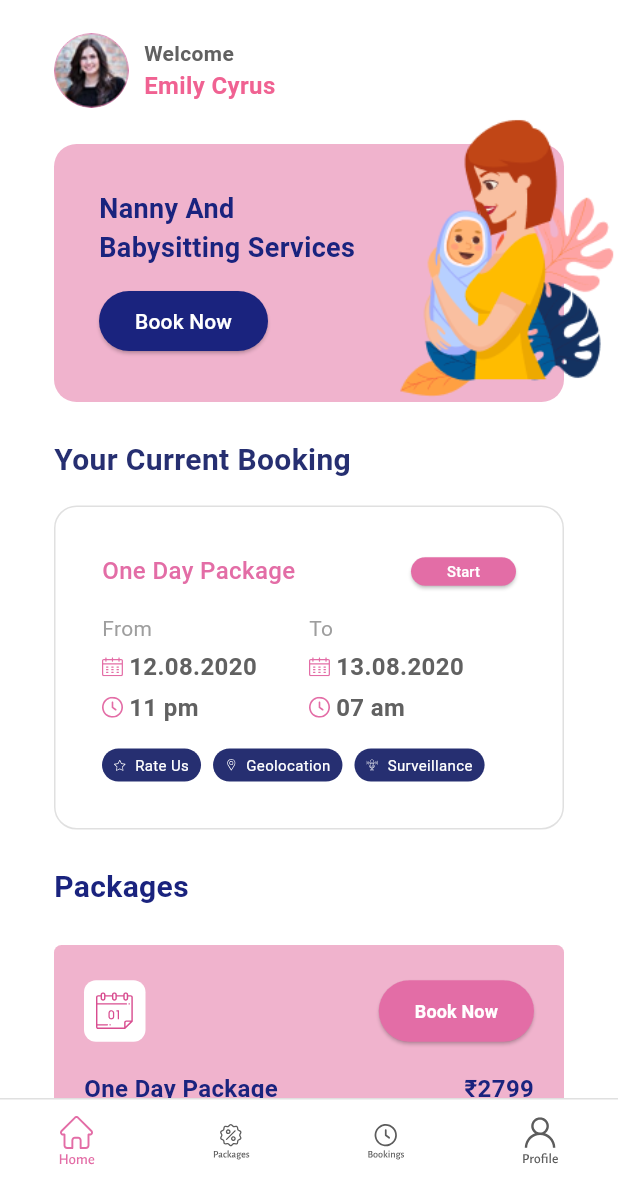
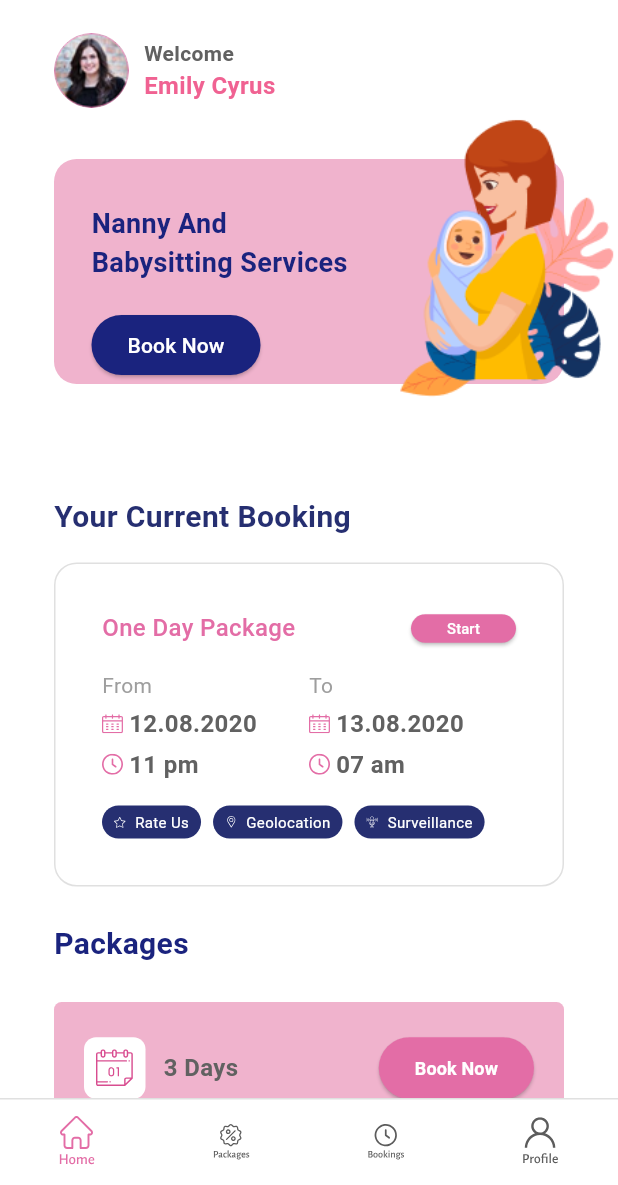
Before and after one commit to ramganesh-123/cartgreek_task, a Flutter app: the screen it shows after launch, on a phone screen of 412 x 824 dp, the part 51-1236 px from its top. Run offline on Flutter 3.47's test engine with Material 3 defaults, Android fonts, the phone set to English and light mode, and no system bars; drawn by our look-alikes of flutter_advanced_drawer; our stand-ins replace flutter_svg, get; Roboto replaces fonts that are missing (AlegreyaSans).

Commit message:
services changed2

```diff
--- a/lib/home_page.dart
+++ b/lib/home_page.dart
@@ -77,7 +77,7 @@ class _HomeScreenState extends State<HomeScreen> {
                       crossAxisAlignment: CrossAxisAlignment.start,
                       children: [
                         const WelcomeHeader(),
-                        const SizedBox(height: 24),
+                        const SizedBox(height: 34),
                         const Services(),
                         const SizedBox(height: 24),
                         Text(
--- a/lib/widgets/listofpackages.dart
+++ b/lib/widgets/listofpackages.dart
@@ -12,63 +12,63 @@ class ListOfPackages extends StatelessWidget {
     //   {'name': 'Gold Package', 'price': 200, 'duration': '5 Days'},
     //   {'name': 'Platinum Package', 'price': 300, 'duration': '7 Days'},
     // ];
+    // final List<Map<String, dynamic>> packages = [
+    //   {
+    //     'name': 'One Day Package',
+    //     'price': '2799',
+    //     // 'color': AppColors.nine,
+    //     // 'duration': '1 Day',
+    //     'description':
+    //         'Lorem ipsum dolor sit amet, consetetur sadipscing elitr, sed diam nonumy eirmod tempor invidunt ut labore et dolore magna aliquyam'
+    //   },
+    //   {
+    //     'name': 'Three Day Package',
+    //     'price': '7999',
+    //     // 'color': AppColors.eight,
+    //     // 'duration': '3 Days', // Added missing duration
+    //     'description':
+    //         'Lorem ipsum dolor sit amet, consetetur sadipscing elitr, sed diam nonumy eirmod tempor invidunt ut labore et dolore magna aliquyam'
+    //   },
+    //   {
+    //     'name': 'Five Day Package',
+    //     'price': '12999',
+    //     // 'color': AppColors.nine,
+    //     // 'duration': '5 Days', // Added missing duration
+    //     'description':
+    //         'Lorem ipsum dolor sit amet, consetetur sadipscing elitr, sed diam nonumy eirmod tempor invidunt ut labore et dolore magna aliquyam'
+    //   },
+    //   {
+    //     'name': 'Weekend Package',
+    //     'price': '5999',
+    //     // 'color': AppColors.eight,
+    //     //'duration': '2 Days',
+    //     'description':
+    //         'Lorem ipsum dolor sit amet, consetetur sadipscing elitr, sed diam nonumy eirmod tempor invidunt ut labore et dolore magna aliquyam'
+    //   },
+    // ];
     final List<Map<String, dynamic>> packages = [
       {
-        'name': 'One Day Package',
-        'price': '2799',
-        // 'color': AppColors.nine,
-        // 'duration': '1 Day',
-        'description':
-            'Lorem ipsum dolor sit amet, consetetur sadipscing elitr, sed diam nonumy eirmod tempor invidunt ut labore et dolore magna aliquyam'
+        'id': 1,
+        'name': 'Silver Package',
+        'price': 100,
+        'duration': '3 Days',
+        'description': 'A budget-friendly package for a short trip.'
       },
       {
-        'name': 'Three Day Package',
-        'price': '7999',
-        // 'color': AppColors.eight,
-        // 'duration': '3 Days', // Added missing duration
-        'description':
-            'Lorem ipsum dolor sit amet, consetetur sadipscing elitr, sed diam nonumy eirmod tempor invidunt ut labore et dolore magna aliquyam'
+        'id': 2,
+        'name': 'Gold Package',
+        'price': 200,
+        'duration': '5 Days',
+        'description': 'A balanced package for a medium-length trip.'
       },
       {
-        'name': 'Five Day Package',
-        'price': '12999',
-        // 'color': AppColors.nine,
-        // 'duration': '5 Days', // Added missing duration
-        'description':
-            'Lorem ipsum dolor sit amet, consetetur sadipscing elitr, sed diam nonumy eirmod tempor invidunt ut labore et dolore magna aliquyam'
-      },
-      {
-        'name': 'Weekend Package',
-        'price': '5999',
-        // 'color': AppColors.eight,
-        //'duration': '2 Days',
-        'description':
-            'Lorem ipsum dolor sit amet, consetetur sadipscing elitr, sed diam nonumy eirmod tempor invidunt ut labore et dolore magna aliquyam'
-      },
+        'id': 3,
+        'name': 'Platinum Package',
+        'price': 300,
+        'duration': '7 Days',
+        'description': 'A premium package for an extended vacation.'
+      }
     ];
-    // final List<Map<String, dynamic>> packages = [
-    //   {
-    //     'id': 1,
-    //     'name': 'Silver Package',
-    //     'price': 100,
-    //     'duration': '3 Days',
-    //     'description': 'A budget-friendly package for a short trip.'
-    //   },
-    //   {
-    //     'id': 2,
-    //     'name': 'Gold Package',
-    //     'price': 200,
-    //     'duration': '5 Days',
-    //     'description': 'A balanced package for a medium-length trip.'
-    //   },
-    //   {
-    //     'id': 3,
-    //     'name': 'Platinum Package',
-    //     'price': 300,
-    //     'duration': '7 Days',
-    //     'description': 'A premium package for an extended vacation.'
-    //   }
-    // ];
 
     return ListView.builder(
       shrinkWrap: true,
--- a/lib/widgets/services.dart
+++ b/lib/widgets/services.dart
@@ -5,33 +5,27 @@ class Services extends StatelessWidget {
   const Services({super.key});
   @override
   Widget build(BuildContext context) {
-    return Container(
-      padding: const EdgeInsets.symmetric(vertical: 30, horizontal: 30),
+    return Stack(
+      clipBehavior: Clip.none,
+      children: [
+        const SizedBox(
+          width: 600,
+          height: 200,
+        ),
+        SizedBox(
+          height: 150,
+          width: double.infinity,
+          child: Container(
             decoration: BoxDecoration(
               color: AppColors.seventh,
               borderRadius: BorderRadius.circular(15),
             ),
-      child: Stack(
-        clipBehavior: Clip.none,
-        children: [
-          const SizedBox(
-            height: 80,
+          ),
         ),
         Positioned(
-            right: -70,
-            top: -55,
-            child: Image.asset(
-              'assets/Group 3750.png',
-              height: 210,
-            ),
-          ),
-          Row(
-            crossAxisAlignment: CrossAxisAlignment.center,
-            children: [
-              Column(
-                crossAxisAlignment: CrossAxisAlignment.start,
-                children: [
-                  Text(
+          left: 25,
+          top: 30,
+          child: Text(
             'Nanny And\nBabysitting Services',
             style: TextStyle(
               fontFamily: 'AlegreyaSans',
@@ -40,8 +34,11 @@ class Services extends StatelessWidget {
               fontWeight: FontWeight.bold,
             ),
           ),
-                  const SizedBox(height: 12),
-                  ElevatedButton(
+        ),
+        Positioned(
+          left: 25,
+          top: 100,
+          child: ElevatedButton(
             onPressed: () {},
             style: ElevatedButton.styleFrom(
               backgroundColor: Colors.indigo[900],
@@ -54,13 +51,57 @@ class Services extends StatelessWidget {
               style: TextStyle(color: Colors.white),
             ),
           ),
-                ],
         ),
-              const SizedBox(width: 80),
-            ],
+        Positioned(
+          right: -40,
+          top: -35,
+          child: Image.asset(
+            'assets/Group 3750.png',
+            height: 210,
+          ),
         ),
       ],
-      ),
     );
   }
 }
+// Positioned(
+        //   right: -70,
+        //   top: -55,
+        //   child: Image.asset(
+        //     'assets/Group 3750.png',
+        //     height: 210,
+        //   ),
+        // ),
+        // Row(
+        //   crossAxisAlignment: CrossAxisAlignment.center,
+        //   children: [
+        //     Column(
+        //       crossAxisAlignment: CrossAxisAlignment.start,
+        //       children: [
+        //         Text(
+        //           'Nanny And\nBabysitting Services',
+        //           style: TextStyle(
+        //             fontFamily: 'AlegreyaSans',
+        //             color: Colors.indigo[900],
+        //             fontSize: 18,
+        //             fontWeight: FontWeight.bold,
+        //           ),
+        //         ),
+        //         const SizedBox(height: 12),
+        //         ElevatedButton(
+        //           onPressed: () {},
+        //           style: ElevatedButton.styleFrom(
+        //             backgroundColor: Colors.indigo[900],
+        //             shape: RoundedRectangleBorder(
+        //               borderRadius: BorderRadius.circular(20),
+        //             ),
+        //           ),
+        //           child: const Text(
+        //             'Book Now',
+        //             style: TextStyle(color: Colors.white),
+        //           ),
+        //         ),
+        //       ],
+        //     ),
+        //     const SizedBox(width: 80),
+        //   ],
```
Lines whose indentation alone changed are shown as unchanged.
